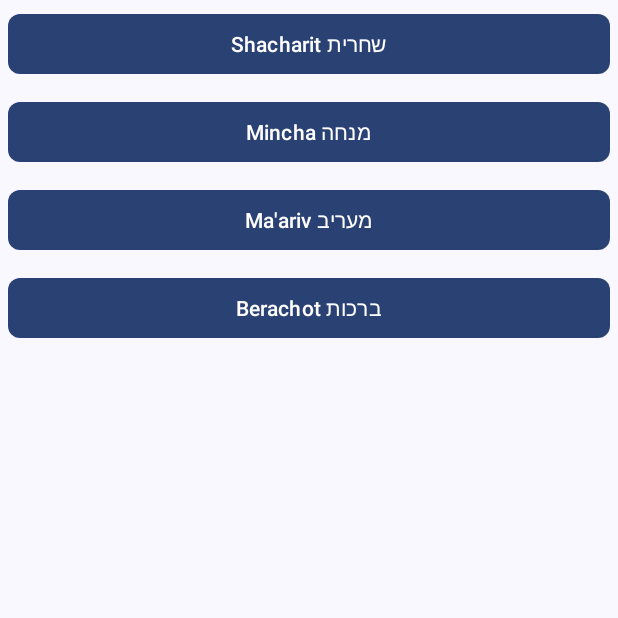
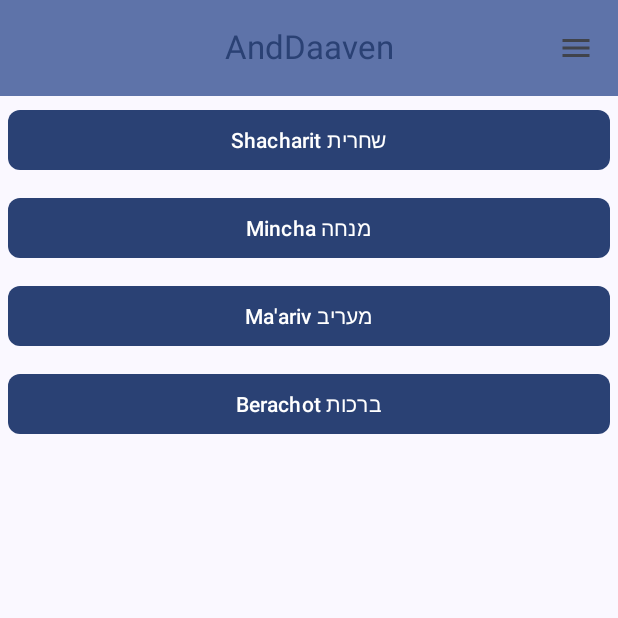
Before and after one commit to dovijoel/AndDaaven2, an Android app built with Jetpack Compose: the HomeRoute screen opened through its navigation route, on a phone screen of 412 x 824 dp, the top half of it. Run offline under Robolectric (Android 15) with nearby library versions, the phone set to English and light mode, and no system bars; our stand-ins replace window size class; libraries missing offline, so code that uses them is left out: androidx.glance.action, androidx.glance.appwidget; network calls fail; Roboto replaces fonts that are not available here.

Commit message:
app bars

```diff
--- a/app/src/main/java/tech/debuggingmadejoyful/anddaaven/ui/home/HomeRoute.kt
+++ b/app/src/main/java/tech/debuggingmadejoyful/anddaaven/ui/home/HomeRoute.kt
@@ -1,22 +1,86 @@
 package tech.debuggingmadejoyful.anddaaven.ui.home
 
+import android.widget.Toast
+import androidx.compose.foundation.Image
+import androidx.compose.foundation.layout.Row
+import androidx.compose.foundation.layout.Spacer
 import androidx.compose.foundation.layout.fillMaxSize
+import androidx.compose.foundation.layout.fillMaxWidth
 import androidx.compose.foundation.layout.padding
+import androidx.compose.foundation.layout.size
+import androidx.compose.material.icons.Icons
+import androidx.compose.material.icons.filled.Menu
+import androidx.compose.material.icons.filled.Search
+import androidx.compose.material3.CenterAlignedTopAppBar
+import androidx.compose.material3.ExperimentalMaterial3Api
+import androidx.compose.material3.Icon
+import androidx.compose.material3.IconButton
+import androidx.compose.material3.MaterialTheme
 import androidx.compose.material3.Scaffold
+import androidx.compose.material3.Text
+import androidx.compose.material3.TopAppBar
+import androidx.compose.material3.TopAppBarDefaults
+import androidx.compose.material3.TopAppBarScrollBehavior
+import androidx.compose.material3.TopAppBarState
+import androidx.compose.material3.rememberTopAppBarState
 import androidx.compose.runtime.Composable
+import androidx.compose.ui.Alignment
 import androidx.compose.ui.Modifier
+import androidx.compose.ui.graphics.ColorFilter
+import androidx.compose.ui.layout.ContentScale
+import androidx.compose.ui.platform.LocalContext
+import androidx.compose.ui.res.painterResource
+import androidx.compose.ui.res.stringResource
+import androidx.compose.ui.text.style.TextAlign
+import androidx.compose.ui.unit.dp
+import tech.debuggingmadejoyful.anddaaven.R
 import tech.debuggingmadejoyful.anddaaven.data.TefillaType
 import tech.debuggingmadejoyful.anddaaven.ui.components.TefillaButtons
 
+@OptIn(ExperimentalMaterial3Api::class)
 @Composable
 fun HomeRoute(
     homeViewModel: HomeViewModel,
 ) {
+    val topAppBarState = rememberTopAppBarState()
     Scaffold(
-        modifier = Modifier.fillMaxSize()) { innerPadding ->
+        modifier = Modifier.fillMaxSize(),
+        topBar = { HomeTopAppBar(topAppBarState = topAppBarState) }
+    ) { innerPadding ->
         TefillaButtons(
             onTefillaSelected = { homeViewModel.navigateToTefilla(it) },
             modifier = Modifier.padding(innerPadding)
         )
     }
 }
+
+@OptIn(ExperimentalMaterial3Api::class)
+@Composable
+fun HomeTopAppBar(
+    modifier: Modifier = Modifier,
+    topAppBarState: TopAppBarState = rememberTopAppBarState(),
+    scrollBehavior: TopAppBarScrollBehavior? =
+        TopAppBarDefaults.enterAlwaysScrollBehavior(topAppBarState)
+) {
+    val title = stringResource(id = R.string.app_name)
+    CenterAlignedTopAppBar(
+        colors = TopAppBarDefaults.centerAlignedTopAppBarColors(
+            containerColor = MaterialTheme.colorScheme.primaryContainer,
+            titleContentColor = MaterialTheme.colorScheme.primary,
+        ),
+
+        title = {
+                Text(title)
+        },
+        scrollBehavior = scrollBehavior,
+        modifier = modifier,
+        actions = {
+            IconButton(onClick = { /* do something */ }) {
+                Icon(
+                    imageVector = Icons.Filled.Menu,
+                    contentDescription = "Settings menu"
+                )
+            }
+        },
+    )
+}
--- a/app/src/main/java/tech/debuggingmadejoyful/anddaaven/ui/tefilla/TefillaComponent.kt
+++ b/app/src/main/java/tech/debuggingmadejoyful/anddaaven/ui/tefilla/TefillaComponent.kt
@@ -10,9 +10,10 @@ import androidx.compose.ui.Modifier
 import tech.debuggingmadejoyful.anddaaven.data.Tefilla
 
 @Composable
-fun TefillaComponent(tefilla: Tefilla) {
+fun TefillaComponent(tefilla: Tefilla, innerPadding: PaddingValues) {
     Column(
         modifier = Modifier
+            .padding(innerPadding)
             .verticalScroll(rememberScrollState())
     ) {
         tefilla.sections.forEach { section ->
```
Also changed, not shown: app/src/main/java/tech/debuggingmadejoyful/anddaaven/ui/tefilla/TefillaScreen.kt (+51 -3 lines).
